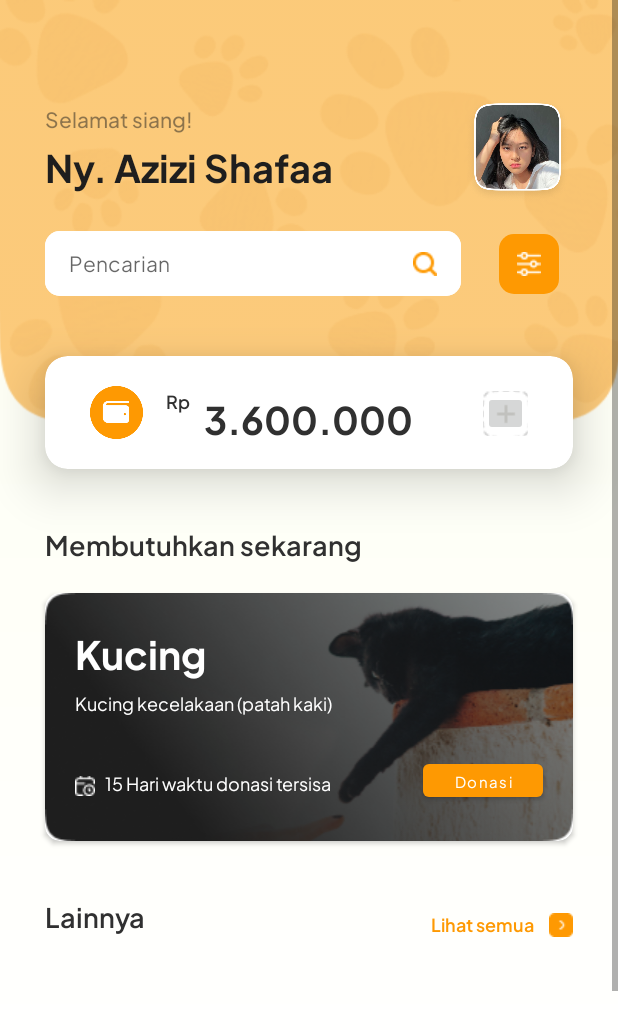
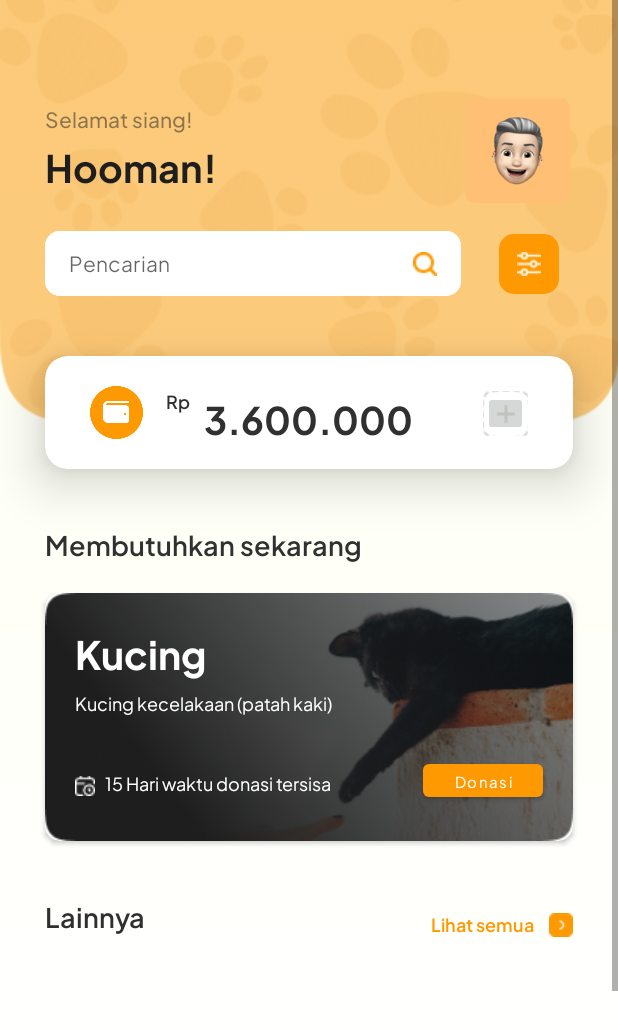
Before and after one commit to Hannn09/adoptify-apps, an Android app: the Donation screen opened directly, with no data from a screen before it, on a phone screen of 412 x 824 dp. Shown: the top 1030 px of the screen. Run offline under Robolectric (Android 15) with nearby library versions, the phone set to English and light mode, and no system bars; plain views replace DotsIndicator.

Commit message:
revisi donation

```diff
--- a/app/src/main/res/layout/item_welcome.xml
+++ b/app/src/main/res/layout/item_welcome.xml
@@ -24,7 +24,7 @@
         android:layout_marginStart="30dp"
         android:layout_marginTop="0dp"
         android:fontFamily="@font/plus_jakarta_sans_bold"
-        android:text="@string/dummy_user"
+        android:text="Hooman!"
         android:textColor="@color/headerColor"
         android:textSize="25sp"
         app:layout_constraintStart_toStartOf="parent"
@@ -36,7 +36,7 @@
         android:layout_height="70dp"
         android:layout_marginEnd="32dp"
         android:layout_marginTop="65dp"
-        android:src="@drawable/profile_user"
+        android:src="@drawable/user"
         app:layout_constraintEnd_toEndOf="parent"
         app:layout_constraintTop_toTopOf="parent" />
 
```
